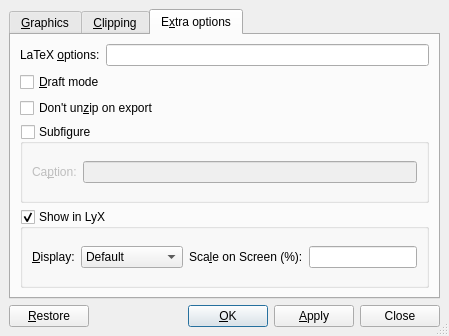
This is src/frontends/qt4/ui/QGraphicsUi.ui in cburschka/lyx as Qt 5 draws it before an edit. The edited form follows.
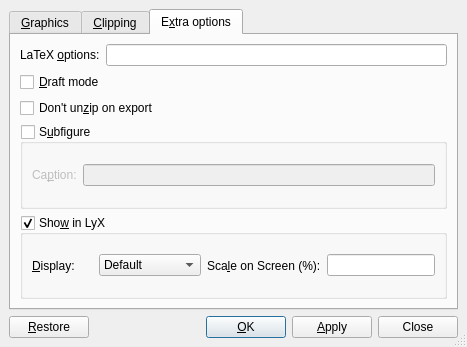
This is the edited form. The open tabs and pages were chosen to show the change. Custom widgets are drawn as their Qt base class.

The edit to the form file:
```diff
--- a/src/frontends/qt4/ui/QGraphicsUi.ui
+++ b/src/frontends/qt4/ui/QGraphicsUi.ui
@@ -8,8 +8,8 @@
    <rect>
     <x>0</x>
     <y>0</y>
-    <width>432</width>
-    <height>332</height>
+    <width>467</width>
+    <height>347</height>
    </rect>
   </property>
   <property name="sizePolicy" >
@@ -511,7 +511,7 @@
        <item row="3" column="0" colspan="2" >
         <widget class="QGroupBox" name="subfigure" >
          <property name="title" >
-          <string>Subfigure</string>
+          <string>S&amp;ubfigure</string>
          </property>
          <property name="flat" >
           <bool>true</bool>
@@ -563,7 +563,7 @@
        <item row="4" column="0" colspan="2" >
         <widget class="QGroupBox" name="displayGB" >
          <property name="title" >
-          <string>Show in LyX</string>
+          <string>Sho&amp;w in LyX</string>
          </property>
          <property name="flat" >
           <bool>true</bool>
```
Left out of the diff: 33 changed lines with no effect on the pictures.
